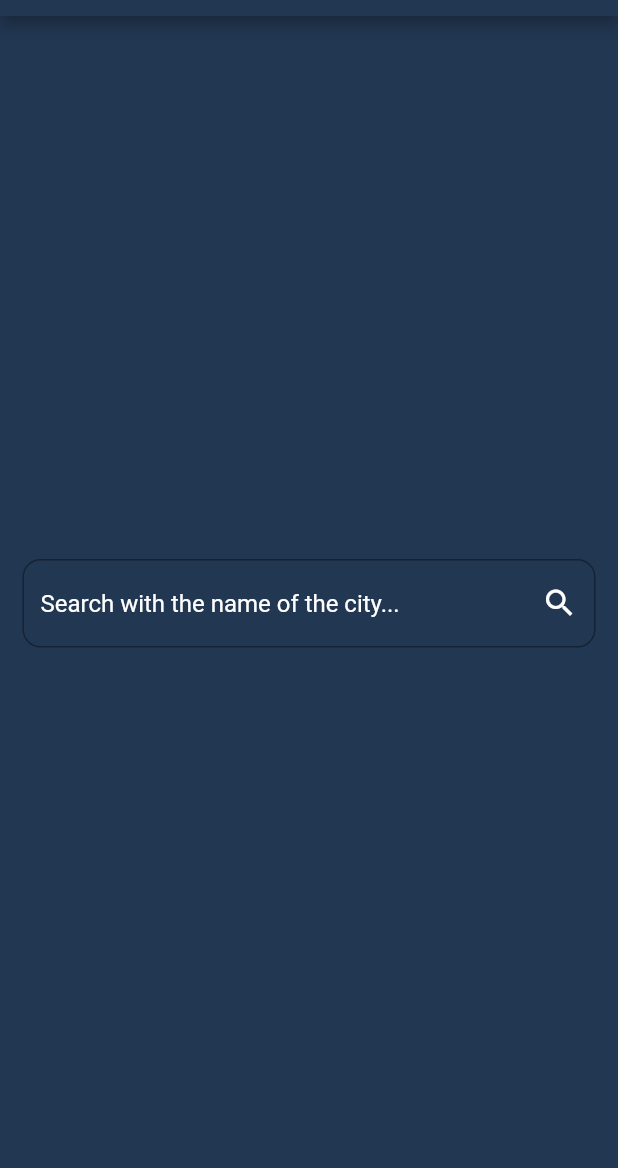
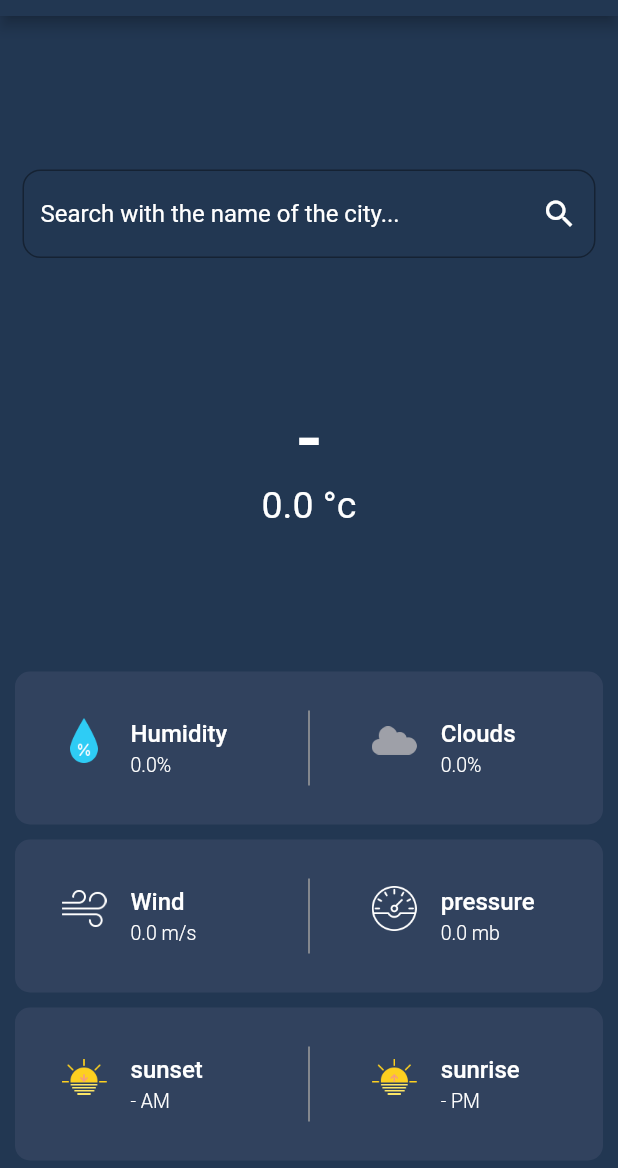
Before and after one commit to Nouran-Montaser/WeatherApp-flutter, a Flutter app: the screen it shows after launch, on a phone screen of 412 x 824 dp, the part 68-1236 px from its top. Run offline on Flutter 3.47's test engine with Material 2 defaults, Android fonts, the phone set to English and light mode, and no system bars; our stand-ins replace bloc, chopper, connectivity, flutter_bloc; generated files the repository leaves out were written again.

Commit message:
fix design issues

```diff
--- a/lib/data/model/weather_data.dart
+++ b/lib/data/model/weather_data.dart
@@ -3,10 +3,10 @@ import 'package:weather_app/data/model/weather.dart';
 
 part 'weather_data.g.dart';
 
-@JsonSerializable()
+@JsonSerializable(nullable: false)
 class WeatherData {
-  @JsonKey(name: 'rh')
-  double relativeHumidityPercentage;
+  @JsonKey(name: 'rh', nullable: false)
+  double relativeHumidityPercentage = 0.0;
   @JsonKey(name: 'pod')
   String dayOrNight;
   @JsonKey(name: 'lon')
@@ -21,30 +21,30 @@ class WeatherData {
   String lastObservationTime;
   @JsonKey(name: 'country_code')
   String countryCode;
-  @JsonKey(name: 'clouds')
-  double cloudsCoveragePercentage;
+  @JsonKey(name: 'clouds', nullable: false)
+  double cloudsCoveragePercentage = 0.0;
   @JsonKey(name: 'ts')
   double lastObservationTimeUnixTimeStamp;
   @JsonKey(name: 'solar_rad')
   double solarRadiation;
   @JsonKey(name: 'state_code')
   String stateCode;
-  @JsonKey(name: 'city_name')
-  String cityName;
-  @JsonKey(name: 'wind_spd')
-  double windSpeedInMeterPerSecond;
+  @JsonKey(name: 'city_name', nullable: false)
+  String cityName = "-";
+  @JsonKey(name: 'wind_spd', nullable: false)
+  double windSpeedInMeterPerSecond = 0.0;
   @JsonKey(name: 'wind_cdir_full')
   String verbalWindDirection;
   @JsonKey(name: 'wind_cdir')
   String abbreviatedWindDirection;
-  @JsonKey(name: 'slp')
-  double seaLevelPressureInMilliBars;
+  @JsonKey(name: 'slp', nullable: false)
+  double seaLevelPressureInMilliBars = 0.0;
   @JsonKey(name: 'vis')
   double visibilityInKM;
   @JsonKey(name: 'h_angle')
   double solarHourAngleInDegrees;
-  @JsonKey(name: 'sunset')
-  String sunset;
+  @JsonKey(name: 'sunset', nullable: false)
+  String sunset = "-";
   @JsonKey(name: 'dni')
   double directNormalSolarIrradiance;
   @JsonKey(name: 'dewpt')
@@ -57,8 +57,8 @@ class WeatherData {
   double liquidEquivalentPrecipitationRateInMilliMetersPerHour;
   @JsonKey(name: 'wind_dir')
   double windDir;
-  @JsonKey(name: 'sunrise')
-  String sunrise;
+  @JsonKey(name: 'sunrise', nullable: false)
+  String sunrise = "-";
   @JsonKey(name: 'ghi')
   double globalHorizontalSolarIrradiance;
 
@@ -73,8 +73,8 @@ class WeatherData {
   Weather weather;
   @JsonKey(name: 'datetime')
   String datetime;
-  @JsonKey(name: 'temp')
-  double temp;
+  @JsonKey(name: 'temp', nullable: false)
+  double temp = 0.0;
   @JsonKey(name: 'station')
   String station;
   @JsonKey(name: 'elev_angle')
@@ -82,8 +82,9 @@ class WeatherData {
   @JsonKey(name: 'app_temp')
   double appTemp;
 
-  WeatherData(
-      {this.relativeHumidityPercentage,
+
+  WeatherData({
+      this.relativeHumidityPercentage,
       this.dayOrNight,
       this.longitude,
       this.pressureInMilliBars,
--- a/lib/main.dart
+++ b/lib/main.dart
@@ -15,7 +15,7 @@ class MyApp extends StatelessWidget {
   Widget build(BuildContext context) {
     return MaterialApp(
       theme: ThemeData(
-        accentColor: const Color(0xff223752),
+        accentColor: const Color(0xff3C598B),
         primaryColor: const Color(0xff223752),
         primaryColorDark: const Color(0xff223752),
       ),
--- /dev/null
+++ b/lib/ui/component/city_input_field.dart
@@ -0,0 +1,40 @@
+import 'package:flutter/cupertino.dart';
+import 'package:flutter/material.dart';
+import 'package:weather_app/cubit/weather_cubit.dart';
+import 'package:flutter_bloc/flutter_bloc.dart';
+
+class CityInputField extends StatelessWidget {
+  @override
+  Widget build(BuildContext context) {
+    return Padding(
+      padding: const EdgeInsets.symmetric(horizontal: 15),
+      child: Theme(
+        data: ThemeData(
+          accentColor: const Color(0xff3C598B),
+          primaryColor: const Color(0xff3C598B),
+          primaryColorDark: const Color(0xff3C598B),
+        ),
+        child: TextField(
+          style: TextStyle(color: Colors.white),
+          onSubmitted: (value) => submitCityName(context, value),
+          textInputAction: TextInputAction.search,
+          decoration: InputDecoration(
+            labelStyle: new TextStyle(color: Colors.white),
+            hintText: "Search with the name of the city...",
+            hintStyle: TextStyle(color: Colors.white),
+            border: OutlineInputBorder(borderRadius: BorderRadius.circular(12)),
+            suffixIcon: Icon(
+              Icons.search,
+              color: Colors.white,
+            ),
+          ),
+        ),
+      ),
+    );
+  }
+
+  void submitCityName(BuildContext context, String cityName) {
+    final weatherCubit = context.bloc<WeatherCubit>();
+    weatherCubit.getWeather(cityName);
+  }
+}
--- /dev/null
+++ b/lib/ui/component/reusable_card.dart
@@ -0,0 +1,68 @@
+import 'package:flutter/cupertino.dart';
+import 'package:flutter/material.dart';
+import 'package:weather_app/ui/component/weather_content.dart';
+
+class ReusableCard extends StatelessWidget {
+  ReusableCard(
+      {@required this.firstPhenomenaImage,
+        @required this.firstPhenomena,
+        @required this.firstPhenomenaResult,
+        @required this.secondPhenomenaImage,
+        @required this.secondPhenomena,
+        @required this.secondPhenomenaResult});
+
+  final String firstPhenomenaImage;
+  final String firstPhenomena;
+  final String firstPhenomenaResult;
+  final String secondPhenomenaImage;
+  final String secondPhenomena;
+  final String secondPhenomenaResult;
+
+  @override
+  Widget build(BuildContext context) {
+    return GestureDetector(
+      child: Container(
+        child: Padding(
+          padding: const EdgeInsets.all(15),
+          child: Row(
+            mainAxisAlignment: MainAxisAlignment.spaceEvenly,
+            children: [
+              Expanded(
+                flex: 3,
+                child: WeatherContent(
+                  phenomenaImage: firstPhenomenaImage,
+                  phenomena: firstPhenomena,
+                  phenomenaResult: firstPhenomenaResult,
+                ),
+              ),
+              Expanded(
+                flex: 1,
+                child: Center(
+                  child: Container(
+                    alignment: Alignment.center,
+                    width: 1,
+                    height: 50,
+                    color: Colors.grey,
+                  ),
+                ),
+              ),
+              Expanded(
+                flex: 3,
+                child: WeatherContent(
+                  phenomenaImage: secondPhenomenaImage,
+                  phenomena: secondPhenomena,
+                  phenomenaResult: secondPhenomenaResult,
+                ),
+              ),
+            ],
+          ),
+        ),
+        margin: EdgeInsets.symmetric(vertical: 5.0, horizontal: 10),
+        decoration: BoxDecoration(
+          color: Color(0xff31425E),
+          borderRadius: BorderRadius.circular(10.0),
+        ),
+      ),
+    );
+  }
+}
--- /dev/null
+++ b/lib/ui/component/weather_content.dart
@@ -0,0 +1,45 @@
+import 'package:flutter/cupertino.dart';
+import 'package:flutter/material.dart';
+
+class WeatherContent extends StatelessWidget {
+  WeatherContent(
+      {@required this.phenomenaImage,
+      @required this.phenomena,
+      @required this.phenomenaResult});
+
+  final String phenomenaImage;
+  final String phenomena;
+  final String phenomenaResult;
+
+  @override
+  Widget build(BuildContext context) {
+    return ListTile(
+      minLeadingWidth : 0,
+      leading: ConstrainedBox(
+        constraints: BoxConstraints(
+          minWidth: 30,
+          minHeight: 30,
+          maxWidth: 30,
+          maxHeight: 30,
+        ),
+        child: Image.asset(phenomenaImage, fit: BoxFit.contain),
+      ),
+      title: Text(
+        phenomena,
+        style: TextStyle(
+          fontSize: 16.0,
+          fontWeight: FontWeight.w500,
+          color: Colors.white,
+        ),
+      ),
+      subtitle: Text(
+        phenomenaResult,
+        style: TextStyle(
+          fontSize: 13.0,
+          fontWeight: FontWeight.w300,
+          color: Colors.white,
+        ),
+      ),
+    );
+  }
+}
--- a/lib/ui/weather_search_page.dart
+++ b/lib/ui/weather_search_page.dart
@@ -2,7 +2,10 @@ import 'dart:ui';
 import 'package:flutter/material.dart';
 import 'package:flutter_bloc/flutter_bloc.dart';
 import 'package:weather_app/cubit/weather_cubit.dart';
+import 'package:weather_app/data/model/weather_data.dart';
 import 'package:weather_app/data/model/weather_response.dart';
+import 'component/city_input_field.dart';
+import 'component/reusable_card.dart';
 
 class WeatherSearchPage extends StatefulWidget {
   @override
@@ -13,6 +16,7 @@ class _WeatherSearchPageState extends State<WeatherSearchPage> {
   @override
   Widget build(BuildContext context) {
     return Scaffold(
+      resizeToAvoidBottomInset: false,
       appBar: AppBar(title: Text(" Weather  ☀⛈")),
       body: Container(
         padding: const EdgeInsets.only(top: 15),
@@ -20,7 +24,7 @@ class _WeatherSearchPageState extends State<WeatherSearchPage> {
         child: BlocConsumer<WeatherCubit, WeatherState>(
           listener: (context, state) {
             if (state is WeatherError) {
-              Scaffold.of(context).showSnackBar(
+              ScaffoldMessenger.of(context).showSnackBar(
                 SnackBar(
                   content: Text(state.message),
                 ),
@@ -29,14 +33,34 @@ class _WeatherSearchPageState extends State<WeatherSearchPage> {
           },
           builder: (context, state) {
             if (state is WeatherInitial) {
-              return buildInitialInput();
+              return buildColumnWithData(WeatherResponse(data: [
+                WeatherData(
+                    relativeHumidityPercentage: 0.0,
+                    cloudsCoveragePercentage: 0.0,
+                    cityName: "-",
+                    windSpeedInMeterPerSecond: 0.0,
+                    seaLevelPressureInMilliBars: 0.0,
+                    sunset: "-",
+                    sunrise: "-",
+                    temp: 0.0)
+              ]));
             } else if (state is WeatherLoading) {
               return buildLoading();
             } else if (state is WeatherLoaded) {
               return buildColumnWithData(state.weather);
             } else {
               // (state is WeatherError)
-              return buildInitialInput();
+              return buildColumnWithData(WeatherResponse(data: [
+                WeatherData(
+                    relativeHumidityPercentage: 0.0,
+                    cloudsCoveragePercentage: 0.0,
+                    cityName: "-",
+                    windSpeedInMeterPerSecond: 0.0,
+                    seaLevelPressureInMilliBars: 0.0,
+                    sunset: "-",
+                    sunrise: "-",
+                    temp: 0.0)
+              ]));
             }
           },
         ),
@@ -56,36 +80,12 @@ class _WeatherSearchPageState extends State<WeatherSearchPage> {
     );
   }
 
-  Column buildColumnWithData(WeatherResponse weather) {
-    return Column(
-      crossAxisAlignment: CrossAxisAlignment.stretch,
+  Scaffold buildColumnWithData(WeatherResponse weather) {
+    return Scaffold(
+      backgroundColor: Color(0xff223752),
+      bottomNavigationBar: Column(
+        mainAxisSize: MainAxisSize.min,
         children: [
-        CityInputField(),
-        Center(
-          child: Container(
-            padding: const EdgeInsets.only(top: 25, bottom: 5),
-            child: Text(
-              weather.data[0].cityName,
-              style: TextStyle(
-                  fontWeight: FontWeight.w500,
-                  fontSize: 50,
-                  color: Colors.white),
-            ),
-          ),
-        ),
-        Center(
-          child: Container(
-            padding: const EdgeInsets.only(bottom: 30),
-            child: Text(
-              // Display the temperature with 1 decimal place
-              "${weather.data[0].temp.toStringAsFixed(1)} °c",
-              style: TextStyle(
-                  fontSize: 30,
-                  fontWeight: FontWeight.w400,
-                  color: Colors.white),
-            ),
-          ),
-        ),
           ReusableCard(
             firstPhenomenaImage: "images/humidity.png",
             firstPhenomena: "Humidity",
@@ -93,7 +93,8 @@ class _WeatherSearchPageState extends State<WeatherSearchPage> {
                 "${weather.data[0].relativeHumidityPercentage}%",
             secondPhenomenaImage: "images/cloud.png",
             secondPhenomena: "Clouds",
-          secondPhenomenaResult: "${weather.data[0].cloudsCoveragePercentage}%",
+            secondPhenomenaResult:
+                "${weather.data[0].cloudsCoveragePercentage}%",
           ),
           ReusableCard(
             firstPhenomenaImage: "images/wind.png",
@@ -103,7 +104,7 @@ class _WeatherSearchPageState extends State<WeatherSearchPage> {
             secondPhenomenaImage: "images/pressure.png",
             secondPhenomena: "pressure",
             secondPhenomenaResult:
-              "${weather.data[0].seaLevelPressureInMilliBars}mb",
+                "${weather.data[0].seaLevelPressureInMilliBars} mb",
           ),
           ReusableCard(
             firstPhenomenaImage: "images/sunset.png",
@@ -114,141 +115,30 @@ class _WeatherSearchPageState extends State<WeatherSearchPage> {
             secondPhenomenaResult: "${weather.data[0].sunrise} PM",
           )
         ],
-    );
-  }
-}
-
-class CityInputField extends StatelessWidget {
-  @override
-  Widget build(BuildContext context) {
-    return Padding(
-      padding: const EdgeInsets.symmetric(horizontal: 15),
-      child: TextField(
-        style: TextStyle(color: Colors.white),
-        onSubmitted: (value) => submitCityName(context, value),
-        textInputAction: TextInputAction.search,
-        decoration: InputDecoration(
-          labelStyle: new TextStyle(color: Colors.white),
-          hintText: "Search with the name of the city...",
-          hintStyle: TextStyle(color: Colors.white),
-          border: OutlineInputBorder(borderRadius: BorderRadius.circular(12)),
-          suffixIcon: Icon(
-            Icons.search,
-            color: Colors.white,
+      ),
+      body: Column(
+        crossAxisAlignment: CrossAxisAlignment.center,
+        mainAxisAlignment: MainAxisAlignment.spaceEvenly,
+        children: [
+          CityInputField(),
+          ListTile(
+            title: Text(
+              weather.data[0].cityName,
+              textAlign: TextAlign.center,
+              style: TextStyle(
+                  fontWeight: FontWeight.w500,
+                  fontSize: 50,
+                  color: Colors.white),
+            ),
+            subtitle: Text(
+              "${weather.data[0].temp.toStringAsFixed(1)} °c",
+              textAlign: TextAlign.center,
+              style: TextStyle(
+                  fontSize: 25,
+                  fontWeight: FontWeight.w400,
+                  color: Colors.white),
             ),
           ),
-      ),
-    );
-  }
-
-  void submitCityName(BuildContext context, String cityName) {
-    final weatherCubit = context.bloc<WeatherCubit>();
-    weatherCubit.getWeather(cityName);
-  }
-}
-
-class ReusableCard extends StatelessWidget {
-  ReusableCard(
-      {@required this.firstPhenomenaImage,
-      @required this.firstPhenomena,
-      @required this.firstPhenomenaResult,
-      @required this.secondPhenomenaImage,
-      @required this.secondPhenomena,
-      @required this.secondPhenomenaResult});
-
-  final String firstPhenomenaImage;
-  final String firstPhenomena;
-  final String firstPhenomenaResult;
-  final String secondPhenomenaImage;
-  final String secondPhenomena;
-  final String secondPhenomenaResult;
-
-  @override
-  Widget build(BuildContext context) {
-    return GestureDetector(
-      child: Container(
-        child: Padding(
-          padding: const EdgeInsets.all(15),
-          child: Row(
-            mainAxisAlignment: MainAxisAlignment.spaceAround,
-            children: [
-              IconContent(
-                phenomenaImage: firstPhenomenaImage,
-                phenomena: firstPhenomena,
-                phenomenaResult: firstPhenomenaResult,
-              ),
-              Container(
-                width: 1,
-                height: 50,
-                color: Colors.grey,
-              ),
-              IconContent(
-                phenomenaImage: secondPhenomenaImage,
-                phenomena: secondPhenomena,
-                phenomenaResult: secondPhenomenaResult,
-              ),
-            ],
-          ),
-        ),
-        margin: EdgeInsets.symmetric(vertical: 5.0, horizontal: 10),
-        decoration: BoxDecoration(
-          color: Color(0xff31425E),
-          borderRadius: BorderRadius.circular(10.0),
-        ),
-      ),
-    );
-  }
-}
-
-class IconContent extends StatelessWidget {
-  IconContent(
-      {@required this.phenomenaImage,
-      @required this.phenomena,
-      @required this.phenomenaResult});
-
-  final String phenomenaImage;
-  final String phenomena;
-  final String phenomenaResult;
-
-  @override
-  Widget build(BuildContext context) {
-    return Padding(
-      padding: const EdgeInsets.symmetric(vertical: 15),
-      child: Row(
-        crossAxisAlignment: CrossAxisAlignment.center,
-        children: <Widget>[
-          Image.asset(
-            phenomenaImage,
-            width: 30,
-            height: 30,
-          ),
-          Padding(
-            padding: const EdgeInsets.symmetric(horizontal: 10),
-            child: Column(
-              crossAxisAlignment: CrossAxisAlignment.start,
-              children: [
-                Text(
-                  phenomena,
-                  style: TextStyle(
-                    fontSize: 18.0,
-                    fontWeight: FontWeight.w500,
-                    color: Colors.white,
-                  ),
-                ),
-                SizedBox(
-                  height: 5.0,
-                ),
-                Text(
-                  phenomenaResult,
-                  style: TextStyle(
-                    fontSize: 15.0,
-                    fontWeight: FontWeight.w300,
-                    color: Colors.white,
-                  ),
-                )
-              ],
-            ),
-          )
         ],
       ),
     );
```
Also changed, not shown: lib/colors.dart (added), lib/data/model/weather_data.g.dart (deleted). Lines whose indentation alone changed are shown as unchanged.
